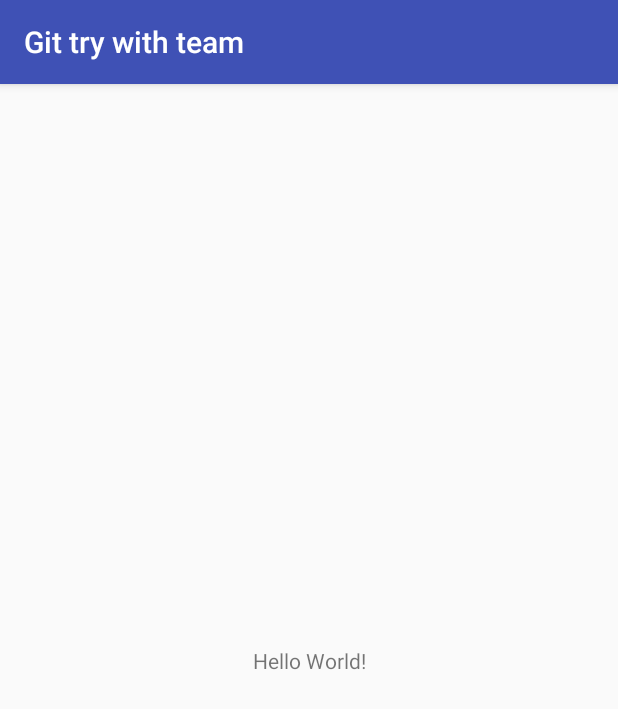
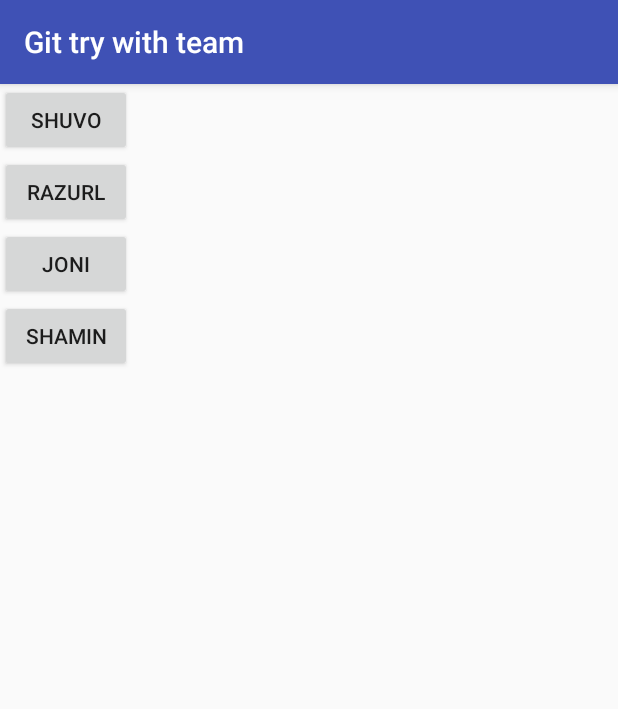
Before and after one commit to kazimdsaidul/GittryWithTeam, an Android app: the screen it shows after launch (MainActivity), on a phone screen of 412 x 824 dp. Shown: the top 709 px of the screen. Run offline under Robolectric (Android 15) with nearby library versions, the phone set to English and light mode, and no system bars.

```diff
--- a/app/src/main/java/sadiul/com/gittrywithteam/MainActivity.java
+++ b/app/src/main/java/sadiul/com/gittrywithteam/MainActivity.java
@@ -1,13 +1,69 @@
 package sadiul.com.gittrywithteam;
 
+import android.content.Intent;
 import android.support.v7.app.AppCompatActivity;
 import android.os.Bundle;
+import android.view.View;
+import android.widget.Button;
 
-public class MainActivity extends AppCompatActivity {
+public class MainActivity extends AppCompatActivity implements View.OnClickListener {
+
+    private Button btShouv, btRaza, btShamin, btJoni;
 
     @Override
     protected void onCreate(Bundle savedInstanceState) {
         super.onCreate(savedInstanceState);
         setContentView(R.layout.activity_main);
+
+
+        btShouv = (Button) findViewById(R.id.btStartShovo);
+        btShamin = (Button) findViewById(R.id.btShamin);
+        btJoni = (Button) findViewById(R.id.btStartJoni);
+        btRaza = (Button) findViewById(R.id.btStartRazurl);
+
+        btShouv.setOnClickListener(this);
+        btShamin.setOnClickListener(this);
+        btJoni.setOnClickListener(this);
+        btRaza.setOnClickListener(this);
+
+
     }
+
+    @Override
+    public void onClick(View v) {
+
+        switch (v.getId()){
+
+
+            case R.id.btStartShovo:
+
+                Intent intent = new Intent(getApplicationContext(), ShuvoActivity.class);
+                startActivity(intent);
+
+                break;
+
+            case R.id.btShamin:
+                Intent intent1 = new Intent(getApplicationContext(), Shamim.class);
+                startActivity(intent1);
+
+                break;
+
+
+            case R.id.btStartJoni:
+
+                Intent intent2 = new Intent(getApplicationContext(), Jone.class);
+                startActivity(intent2);
+
+                break;
+
+            case R.id.btStartRazurl:
+
+                Intent intent3 = new Intent(getApplicationContext(), Rezaul.class);
+                startActivity(intent3);
+                break;
+
+        }
+    }
+
+
 }
--- a/app/src/main/res/layout/activity_main.xml
+++ b/app/src/main/res/layout/activity_main.xml
@@ -1,18 +1,36 @@
 <?xml version="1.0" encoding="utf-8"?>
-<android.support.constraint.ConstraintLayout xmlns:android="http://schemas.android.com/apk/res/android"
+<LinearLayout xmlns:android="http://schemas.android.com/apk/res/android"
     xmlns:app="http://schemas.android.com/apk/res-auto"
     xmlns:tools="http://schemas.android.com/tools"
     android:layout_width="match_parent"
+    android:orientation="vertical"
     android:layout_height="match_parent"
     tools:context="sadiul.com.gittrywithteam.MainActivity">
 
-    <TextView
+    <Button
+        android:id="@+id/btStartShovo"
         android:layout_width="wrap_content"
         android:layout_height="wrap_content"
-        android:text="Hello World!"
-        app:layout_constraintBottom_toBottomOf="parent"
-        app:layout_constraintLeft_toLeftOf="parent"
-        app:layout_constraintRight_toRightOf="parent"
-        app:layout_constraintTop_toTopOf="parent" />
+        android:text="Shuvo" />
 
-</android.support.constraint.ConstraintLayout>
+    <Button
+        android:id="@+id/btStartRazurl"
+        android:layout_width="wrap_content"
+        android:layout_height="wrap_content"
+        android:text="Razurl" />
+
+
+    <Button
+        android:id="@+id/btStartJoni"
+        android:layout_width="wrap_content"
+        android:layout_height="wrap_content"
+        android:text="Joni" />
+
+
+    <Button
+        android:id="@+id/btShamin"
+        android:layout_width="wrap_content"
+        android:layout_height="wrap_content"
+        android:text="shamin" />
+
+</LinearLayout>
```
